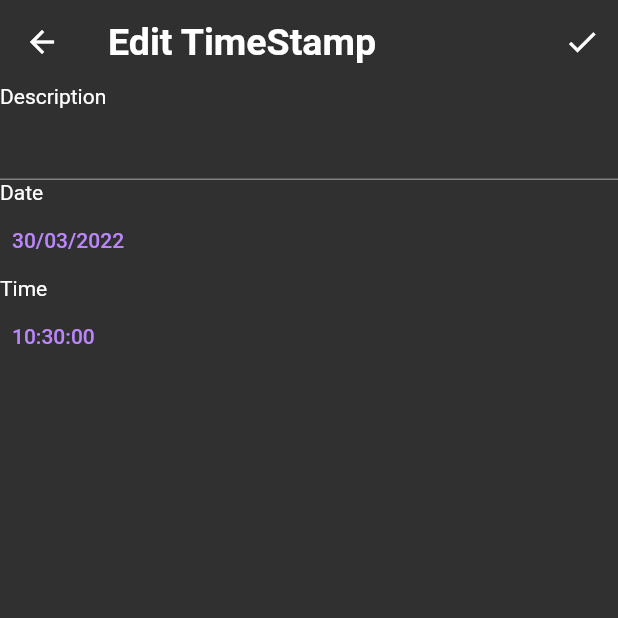
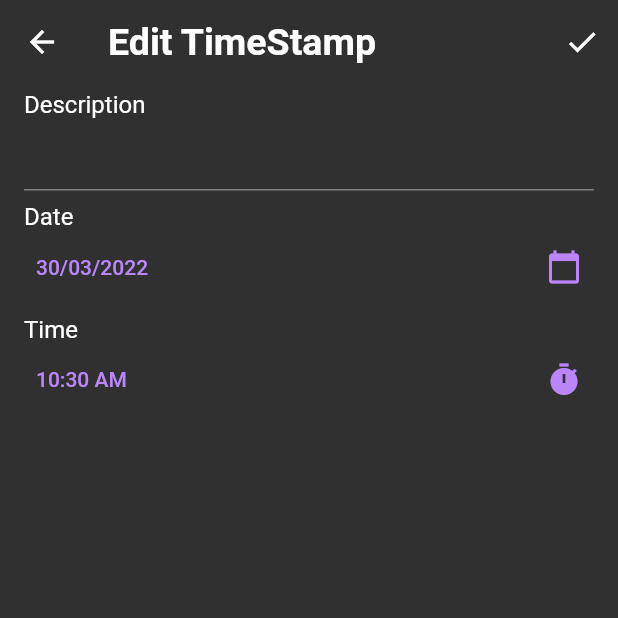
Before and after one commit to cdvdt/pontuador, a Flutter app: the screen it shows after launch, after a tap on the "add" icon, after a tap on the "edit" icon, on a phone screen of 412 x 824 dp, the top half of it. Run offline on Flutter 3.47's test engine with Material 2 defaults, Android fonts, the phone set to English and light mode, and no system bars; our stand-ins replace hive, hive_flutter; accounts and stored records are empty; generated files the repository leaves out were written again.

Commit message:
Fixed state management on Edit TimeStamp page

```diff
--- a/lib/src/view/TimeStamp/TimeStampEdit.dart
+++ b/lib/src/view/TimeStamp/TimeStampEdit.dart
@@ -4,12 +4,17 @@ import 'package:pontuador/src/model/TimeStamp.dart';
 
 class TimeStampEdit extends StatefulWidget {
   final TimeStamp _timeStamp;
+  String _description;
+  DateTime _date;
+  DateTime _time;
   final void Function(TimeStamp timeStamp) _onApplyChanges;
 
-  const TimeStampEdit(
-      timeStamp, void Function(TimeStamp timeStamp) onApplyChanges,
+  TimeStampEdit(timeStamp, void Function(TimeStamp timeStamp) onApplyChanges,
       {Key? key})
       : _timeStamp = timeStamp,
+        _description = timeStamp.description,
+        _date = timeStamp.value,
+        _time = timeStamp.value,
         _onApplyChanges = onApplyChanges,
         super(key: key);
 
@@ -18,15 +23,30 @@ class TimeStampEdit extends StatefulWidget {
 }
 
 class _TimeStampEditState extends State<TimeStampEdit> {
+  final TextEditingController controller = TextEditingController();
+
+  @override
+  void initState() {
+    super.initState();
+
+    controller.text = widget._description;
+    controller.addListener(() => setState(()  => widget._description = controller.text));
+  }
+
+  TimeOfDay _timeAsTimeOfDay () => TimeOfDay.fromDateTime(widget._time);
+
   @override
   Widget build(BuildContext context) {
-    final TextEditingController controller =
-        TextEditingController(text: widget._timeStamp.description);
     return Scaffold(
       appBar: AppBar(title: const Text('Edit TimeStamp'), actions: [
         IconButton(
             onPressed: () {
-              widget._timeStamp.description = controller.text;
+              var timeStamp = widget._timeStamp;
+              timeStamp.description = controller.text;
+              var time = widget._time;
+              if (!time.isAtSameMomentAs(timeStamp.value))
+                timeStamp.time = _timeAsTimeOfDay();
+              timeStamp.date = widget._date;
               widget._onApplyChanges(widget._timeStamp);
               Navigator.pop(context);
             },
@@ -36,40 +56,56 @@ class _TimeStampEditState extends State<TimeStampEdit> {
           mainAxisSize: MainAxisSize.min,
           crossAxisAlignment: CrossAxisAlignment.start,
           children: [
-            const Text('Description'),
-            TextFormField(
+            ListTile(
+              title: const Text('Description'),
+              subtitle: TextFormField(
                 controller: controller,
               ),
-            const Text('Date'),
-            TextButton(
+            ),
+            ListTile(
+              title: const Text('Date'),
+              subtitle: TextButton(
                   onPressed: () async {
                     final DateTime? picked = await showDatePicker(
                         context: context,
-                      initialDate: widget._timeStamp.value,
+                        initialDate: widget._date,
                         initialDatePickerMode: DatePickerMode.day,
                         firstDate: DateTime(2020),
                         lastDate: DateTime(2100));
                     if (picked != null) {
-                    setState(() => widget._timeStamp.date = picked);
+                      setState(() => widget._date = picked);
                     }
                   },
-                child: Text(
-                    DateFormat("dd/MM/yyyy").format(widget._timeStamp.value))),
-            const Text('Time'),
-            TextButton(
+                  child: Row(
+                    mainAxisAlignment: MainAxisAlignment.spaceBetween,
+                    children: [
+                      Text(DateFormat("dd/MM/yyyy")
+                          .format(widget._date)),
+                      Icon(Icons.calendar_today),
+                    ],
+                  )),
+            ),
+            ListTile(
+              title: const Text('Time'),
+              subtitle: TextButton(
                   onPressed: () async {
                     final TimeOfDay? picked = await showTimePicker(
                         context: context,
-                      initialTime:
-                          TimeOfDay.fromDateTime(widget._timeStamp.value));
+                        initialTime: _timeAsTimeOfDay());
                     if (picked != null) {
                       setState(() {
-                      widget._timeStamp.time = picked;
+                        widget._time = DateTime(0,0,0, picked.hour, picked.minute);
                       });
                     }
                   },
-                child: Text(
-                    DateFormat("HH:mm:ss").format(widget._timeStamp.value)))
+                  child: Row(
+                    mainAxisAlignment: MainAxisAlignment.spaceBetween,
+                    children: [
+                      Text(_timeAsTimeOfDay().format(context)),
+                      Icon(Icons.timer),
+                    ],
+                  )),
+            )
           ]),
     );
   }
```
Lines whose indentation alone changed are shown as unchanged.
